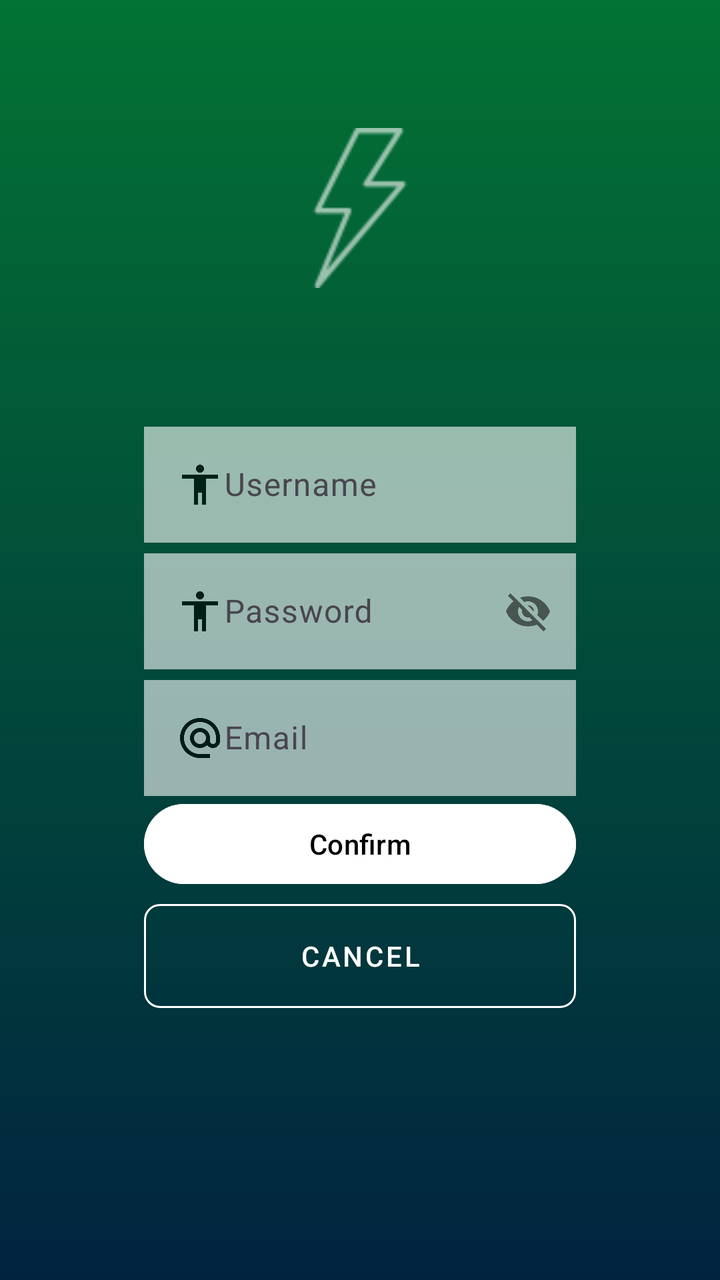
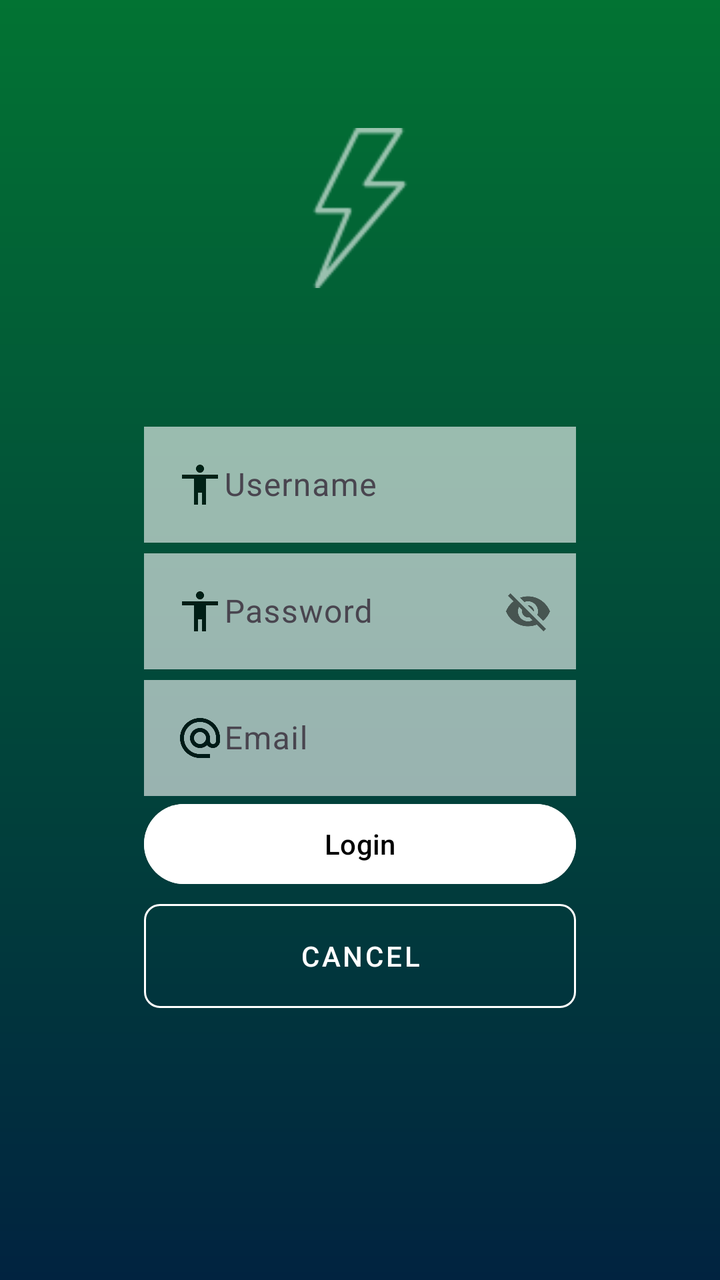

An Android layout rendered at two revisions. The XML below is the earlier revision; the diff shows what the commit changed to produce the second picture.
<!-- AndroidManifest.xml: application theme Theme.Nicestart.ActionBar -->
<!-- res/layout/activity_sign_up.xml -->
<?xml version="1.0" encoding="utf-8"?>
<androidx.constraintlayout.widget.ConstraintLayout xmlns:android="http://schemas.android.com/apk/res/android"
    xmlns:app="http://schemas.android.com/apk/res-auto"
    xmlns:tools="http://schemas.android.com/tools"
    android:id="@+id/main"
    android:layout_width="match_parent"
    android:layout_height="match_parent"
    android:background="@drawable/gradient"
    tools:context=".SignUp">

    <ImageView
        android:id="@+id/backView"
        android:layout_width="match_parent"
        android:layout_height="match_parent"
        app:layout_constraintStart_toStartOf="parent"
        app:layout_constraintTop_toTopOf="parent"/>

    <androidx.constraintlayout.widget.Guideline
        android:id="@+id/guideline1"
        android:layout_width="wrap_content"
        android:layout_height="wrap_content"
        android:orientation="vertical"
        app:layout_constraintGuide_percent="0.20" />

    <androidx.constraintlayout.widget.Guideline
        android:id="@+id/guideline2"
        android:layout_width="wrap_content"
        android:layout_height="wrap_content"
        android:orientation="vertical"
        app:layout_constraintGuide_percent="0.80" />

    <ImageView
        android:id="@+id/logo"
        android:layout_width="80dp"
        android:layout_height="80dp"
        android:layout_marginTop="64dp"
        android:src="@drawable/ic_thunder"
        app:layout_constraintEnd_toEndOf="parent"
        app:layout_constraintStart_toStartOf="parent"
        app:layout_constraintTop_toTopOf="parent"
        app:tint="@color/white" />

    <com.google.android.material.textfield.TextInputLayout
        android:id="@+id/til1"
        android:layout_width="0dp"
        android:layout_height="wrap_content"
        android:layout_marginTop="64dp"
        app:layout_constraintEnd_toEndOf="@+id/guideline2"
        app:layout_constraintStart_toStartOf="@+id/guideline1"
        app:layout_constraintTop_toBottomOf="@+id/logo">

        <EditText
            android:layout_width="match_parent"
            android:layout_height="wrap_content"
            android:alpha="0.6"
            android:background="@color/white"
            android:drawableLeft="@drawable/usericon"
            android:hint="Username" />
    </com.google.android.material.textfield.TextInputLayout>

    <com.google.android.material.textfield.TextInputLayout
        android:id="@+id/til2"
        android:layout_width="0dp"
        android:layout_height="wrap_content"
        app:layout_constraintEnd_toEndOf="@+id/guideline2"
        app:layout_constraintStart_toStartOf="@+id/guideline1"
        app:layout_constraintTop_toBottomOf="@+id/til1"
        app:passwordToggleEnabled="true">

        <EditText
            android:layout_width="match_parent"
            android:layout_height="wrap_content"
            android:alpha="0.6"
            android:background="@color/white"
            android:drawableStart="@drawable/usericon"
            android:hint="Password" />

    </com.google.android.material.textfield.TextInputLayout>

    <com.google.android.material.textfield.TextInputLayout
        android:id="@+id/til3"
        android:layout_width="0dp"
        android:layout_height="wrap_content"
        app:layout_constraintEnd_toEndOf="@+id/guideline2"
        app:layout_constraintStart_toStartOf="@+id/guideline1"
        app:layout_constraintTop_toBottomOf="@+id/til2">

        <EditText
            android:layout_width="match_parent"
            android:layout_height="wrap_content"
            android:alpha="0.6"
            android:background="@color/white"
            android:drawableStart="@drawable/mailicon"
            android:hint="Email" />

    </com.google.android.material.textfield.TextInputLayout>

    <Button
        android:id="@+id/btnConfirm"
        android:layout_height="wrap_content"
        android:layout_width="0dp"
        android:backgroundTint="@color/buttoncustom"
        android:text="Confirm"
        android:onClick="openProfile"
        android:textColor="@android:color/black"
        app:layout_constraintEnd_toStartOf="@id/guideline2"
        app:layout_constraintStart_toEndOf="@id/guideline1"
        app:layout_constraintTop_toBottomOf="@+id/til3" />

    <Button
        android:id="@+id/btnCancel"
        android:layout_width="0dp"
        android:layout_height="64dp"
        style="@style/btnOutlined"
        android:text="Cancel"
        android:onClick="openLogin"
        app:layout_constraintEnd_toStartOf="@id/guideline2"
        app:layout_constraintStart_toEndOf="@id/guideline1"
        app:layout_constraintTop_toBottomOf="@+id/btnConfirm" />

</androidx.constraintlayout.widget.ConstraintLayout>
<!-- resources referenced by this layout -->
<resources>
  <color name="white">#FFFFFFFF</color>
  <!-- drawable gradient (drawable) -->
  <?xml version="1.0" encoding="utf-8"?>
  <shape xmlns:android="http://schemas.android.com/apk/res/android"
      android:shape ="rectangle">
  
      <gradient
          android:angle="270"
          android:endColor="@color/dark_blue"
          android:startColor="@color/green_700">
  
      </gradient>
  </shape>
  <!-- drawable ic_thunder: png bitmap (drawable-hdpi, 697 bytes) -->
  <!-- drawable mailicon (drawable) -->
  <vector xmlns:android="http://schemas.android.com/apk/res/android" android:height="24dp" android:tint="#000000" android:viewportHeight="960" android:viewportWidth="960" android:width="24dp">
        
      <path android:fillColor="@android:color/white" android:pathData="M480,880Q397,880 324,848.5Q251,817 197,763Q143,709 111.5,636Q80,563 80,480Q80,397 111.5,324Q143,251 197,197Q251,143 324,111.5Q397,80 480,80Q563,80 636,111.5Q709,143 763,197Q817,251 848.5,324Q880,397 880,480L880,538Q880,597 839.5,638.5Q799,680 740,680Q705,680 674,665Q643,650 622,622Q593,651 556.5,665.5Q520,680 480,680Q397,680 338.5,621.5Q280,563 280,480Q280,397 338.5,338.5Q397,280 480,280Q563,280 621.5,338.5Q680,397 680,480L680,538Q680,564 697,582Q714,600 740,600Q766,600 783,582Q800,564 800,538L800,480Q800,346 707,253Q614,160 480,160Q346,160 253,253Q160,346 160,480Q160,614 253,707Q346,800 480,800L680,800L680,880L480,880ZM480,600Q530,600 565,565Q600,530 600,480Q600,430 565,395Q530,360 480,360Q430,360 395,395Q360,430 360,480Q360,530 395,565Q430,600 480,600Z"/>
      
  </vector>
  <!-- drawable usericon (drawable) -->
  <vector xmlns:android="http://schemas.android.com/apk/res/android" android:height="24dp" android:tint="#000000" android:viewportHeight="960" android:viewportWidth="960" android:width="24dp">
        
      <path android:fillColor="@android:color/white" android:pathData="M480,240Q447,240 423.5,216.5Q400,193 400,160Q400,127 423.5,103.5Q447,80 480,80Q513,80 536.5,103.5Q560,127 560,160Q560,193 536.5,216.5Q513,240 480,240ZM360,880L360,360L120,360L120,280L840,280L840,360L600,360L600,880L520,880L520,640L440,640L440,880L360,880Z"/>
      
  </vector>
  <style name="btnOutlined" parent="Widget.MaterialComponents.Button.OutlinedButton">
          <item name="android:layout_width">0dp</item>
          <item name="android:layout_height">64dp</item>
          <item name="android:textColor">@android:color/white</item>
          <item name="cornerRadius">8dp</item>
          <item name="strokeColor">@android:color/white</item>
          <item name="strokeWidth">1dp</item>
          <item name="hintTextColor">@android:color/white</item>
  
      </style>
  <style name="Theme.Nicestart.ActionBar" parent="Base.Theme.Nicestart">
          <item name="actionBarStyle">@style/TransparentActionBar</item>
      </style>
  <color name="dark_blue">#012340</color>
  <color name="green_700">#027333</color>
  <style name="Base.Theme.Nicestart" parent="Theme.Material3.Light">
          
          
          <item name="android:windowIsTranslucent">true</item>
          <item name="colorSurfaceContainer">@color/dark_blue</item>
          <item name="android:textColorPrimary">@color/white</item>
      </style>
  <style name="TransparentActionBar" parent="Widget.AppCompat.ActionBar">
          <item name="background">@color/transparent</item>
          <item name="displayOptions">showHome</item>
      </style>
  <color name="transparent">#00FFFFFF</color>
</resources>

<!-- the commit's change to res/layout/activity_sign_up.xml (unified diff, before → after) -->
@@ -100,7 +100,7 @@
         android:layout_height="wrap_content"
         android:layout_width="0dp"
         android:backgroundTint="@color/buttoncustom"
-        android:text="Confirm"
+        android:text="@string/login"
         android:onClick="openProfile"
         android:textColor="@android:color/black"
         app:layout_constraintEnd_toStartOf="@id/guideline2"
<!-- resource entries referenced after the edit -->
@@ -26,6 +26,7 @@
       <path android:fillColor="@android:color/white" android:pathData="M480,240Q447,240 423.5,216.5Q400,193 400,160Q400,127 423.5,103.5Q447,80 480,80Q513,80 536.5,103.5Q560,127 560,160Q560,193 536.5,216.5Q513,240 480,240ZM360,880L360,360L120,360L120,280L840,280L840,360L600,360L600,880L520,880L520,640L440,640L440,880L360,880Z"/>
       
   </vector>
+  <string name="login" translatable="true">Login</string>
   <style name="btnOutlined" parent="Widget.MaterialComponents.Button.OutlinedButton">
           <item name="android:layout_width">0dp</item>
           <item name="android:layout_height">64dp</item>
